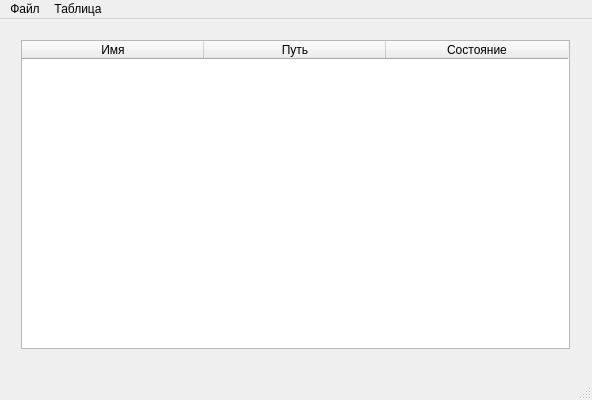
Before: the Qt Designer form Project1/Project1.ui in f1shaa/Project1, drawn with Qt 5.
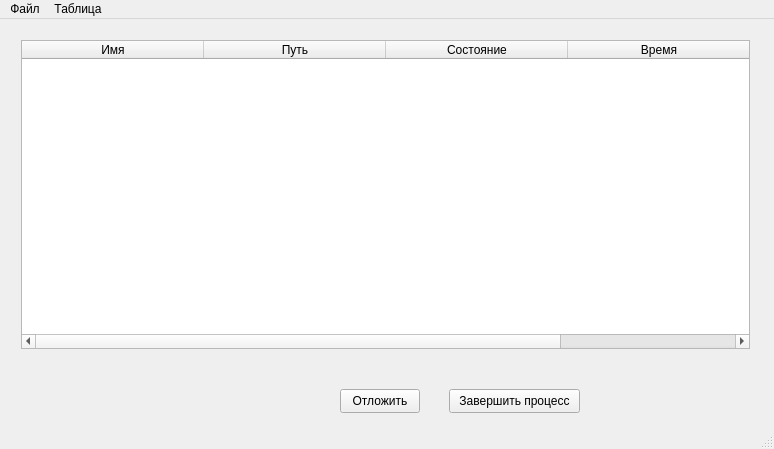
After: the same form once the commit is applied.

Commit message: обновление интерфейса

Patch:
```diff
--- a/Project1/Project1.ui
+++ b/Project1/Project1.ui
@@ -6,8 +6,8 @@
    <rect>
     <x>0</x>
     <y>0</y>
-    <width>592</width>
-    <height>400</height>
+    <width>774</width>
+    <height>449</height>
    </rect>
   </property>
   <property name="windowTitle">
@@ -19,7 +19,7 @@
      <rect>
       <x>10</x>
       <y>10</y>
-      <width>571</width>
+      <width>751</width>
       <height>331</height>
      </rect>
     </property>
@@ -50,17 +50,48 @@
          <string>Состояние</string>
         </property>
        </column>
+       <column>
+        <property name="text">
+         <string>Время</string>
+        </property>
+       </column>
       </widget>
      </item>
     </layout>
    </widget>
+   <widget class="QPushButton" name="buttonClose">
+    <property name="geometry">
+     <rect>
+      <x>449</x>
+      <y>370</y>
+      <width>131</width>
+      <height>24</height>
+     </rect>
+    </property>
+    <property name="text">
+     <string>Завершить процесс</string>
+    </property>
+   </widget>
+   <widget class="QPushButton" name="buttonStartTime">
+    <property name="geometry">
+     <rect>
+      <x>340</x>
+      <y>370</y>
+      <width>80</width>
+      <height>24</height>
+     </rect>
+    </property>
+    <property name="text">
+     <string>Отложить</string>
+    </property>
+   </widget>
   </widget>
   <widget class="QMenuBar" name="menuBar">
    <property name="geometry">
     <rect>
      <x>0</x>
      <y>0</y>
-     <width>592</width>
+     <width>774</width>
      <height>21</height>
     </rect>
    </property>
```
Left out of the diff: 3 changed lines with no effect on the pictures. The commit also changes 1 other file.
